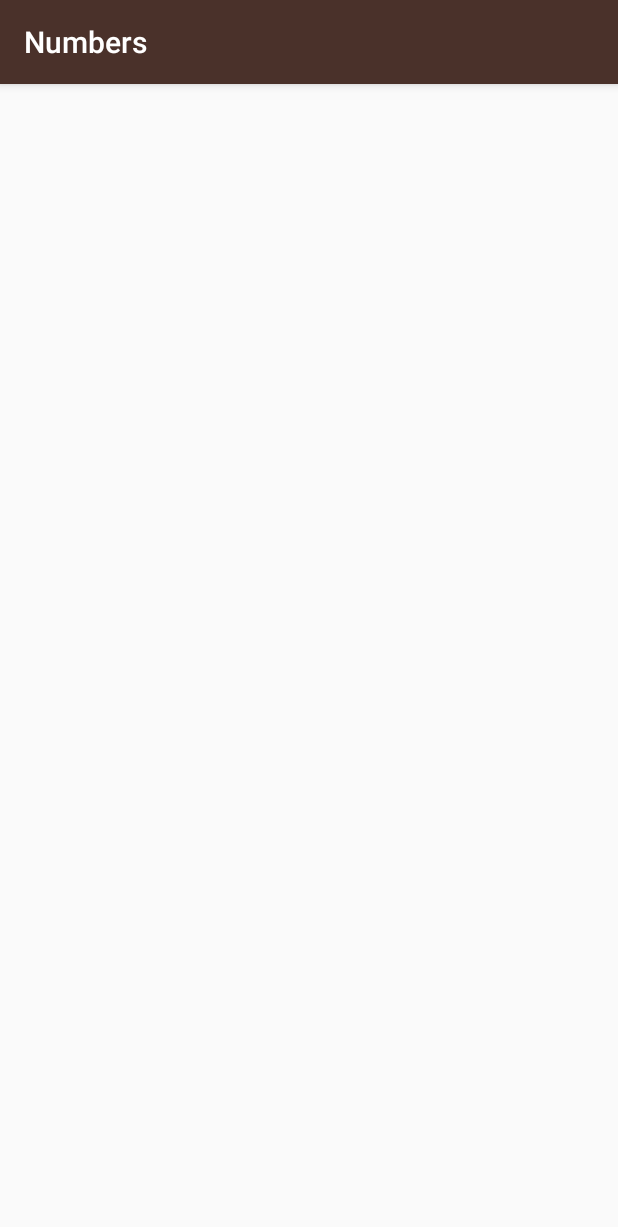
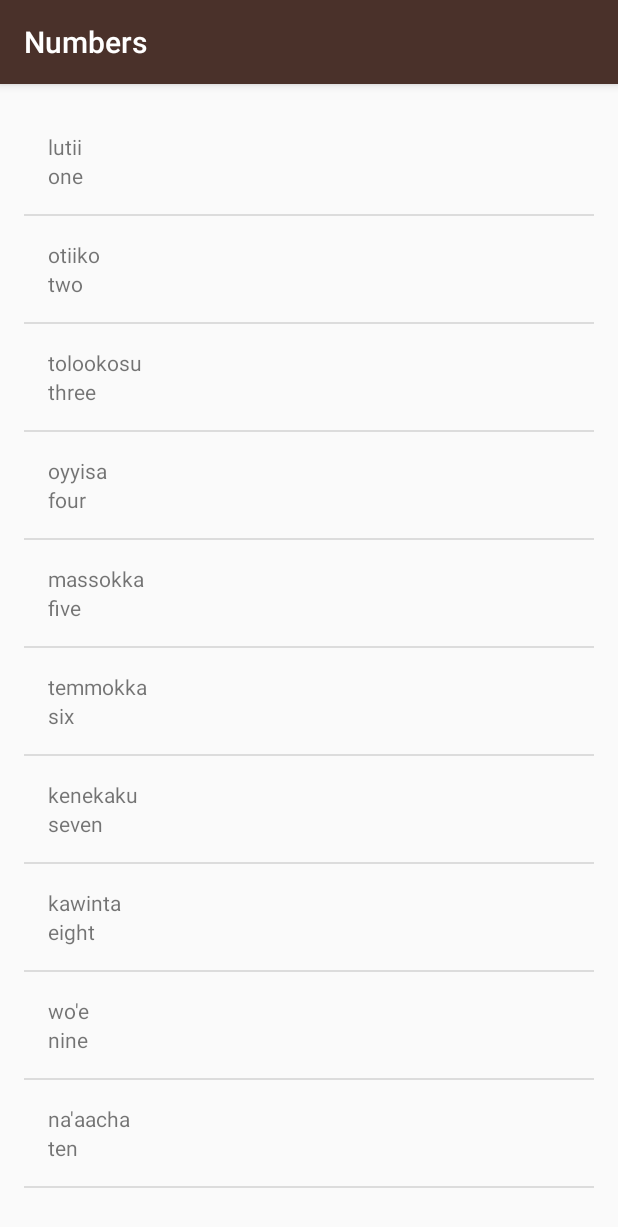
Before and after one commit to ydxb7/Miwok, an Android app: the NumbersActivity screen opened directly, with no data from a screen before it, on a phone screen of 412 x 824 dp. Shown: the top 1227 px of the screen. Run offline under Robolectric (Android 15) with nearby library versions, the phone set to English and light mode, and no system bars.

Commit message:
自定义ArrayAdapter

```diff
--- a/app/src/main/java/ai/tomorrow/miwok/NumbersActivity.java
+++ b/app/src/main/java/ai/tomorrow/miwok/NumbersActivity.java
@@ -2,6 +2,13 @@ package ai.tomorrow.miwok;
 
 import android.support.v7.app.AppCompatActivity;
 import android.os.Bundle;
+import android.util.Log;
+import android.widget.ArrayAdapter;
+import android.widget.LinearLayout;
+import android.widget.ListView;
+import android.widget.TextView;
+
+import java.util.ArrayList;
 
 public class NumbersActivity extends AppCompatActivity {
 
@@ -9,5 +16,26 @@ public class NumbersActivity extends AppCompatActivity {
     protected void onCreate(Bundle savedInstanceState) {
         super.onCreate(savedInstanceState);
         setContentView(R.layout.activity_numbers);
+
+        ArrayList<Word> words = new ArrayList<Word>();
+        words.add(new Word("one", "lutii"));
+        words.add(new Word("two", "otiiko"));
+        words.add(new Word("three", "tolookosu"));
+        words.add(new Word("four", "oyyisa"));
+        words.add(new Word("five", "massokka"));
+        words.add(new Word("six", "temmokka"));
+        words.add(new Word("seven", "kenekaku"));
+        words.add(new Word("eight", "kawinta"));
+        words.add(new Word("nine", "wo'e"));
+        words.add(new Word("ten", "na'aacha"));
+
+        WordAdapter itemsAdapter = new WordAdapter(this, R.layout.list_item, words);
+
+//        ArrayAdapter itemsAdapter = new ArrayAdapter(this, android.R.layout.simple_list_item_1, words);
+//        ArrayAdapter<Word> itemsAdapter = new ArrayAdapter<Word>(this, R.layout.list_item, words);
+        ListView listView = (ListView) findViewById(R.id.list);
+        listView.setAdapter(itemsAdapter);
+
+        Log.v("NumbersActivity", "index 2 element in words: " + words.get(2));
     }
 }
--- /dev/null
+++ b/app/src/main/java/ai/tomorrow/miwok/Word.java
@@ -0,0 +1,22 @@
+package ai.tomorrow.miwok;
+
+import android.widget.ScrollView;
+
+public class Word {
+    private String mDefault_translation;
+    private String mMiwok_translation;
+
+    public Word(String default_translation, String miwok_translation)
+    {
+        mDefault_translation = default_translation;
+        mMiwok_translation = miwok_translation;
+    }
+
+    public String getDefault_translation() {
+        return mDefault_translation;
+    }
+
+    public String getMiwok_translation(){
+        return mMiwok_translation;
+    }
+}
--- /dev/null
+++ b/app/src/main/java/ai/tomorrow/miwok/WordAdapter.java
@@ -0,0 +1,41 @@
+package ai.tomorrow.miwok;
+
+import android.content.Context;
+import android.support.v7.view.menu.ListMenuItemView;
+import android.util.Log;
+import android.view.LayoutInflater;
+import android.view.View;
+import android.view.ViewGroup;
+import android.widget.ArrayAdapter;
+import android.widget.LinearLayout;
+import android.widget.TextView;
+import ai.tomorrow.miwok.Word;
+
+import java.io.File;
+import java.util.ArrayList;
+
+public class WordAdapter extends ArrayAdapter {
+
+    public WordAdapter(Context context, int resource, ArrayList<Word> objects){
+        super(context, 0, objects);
+    }
+
+    @Override
+    public View getView(int position, View convertView, ViewGroup parent) {
+        View listItemView = convertView;
+
+        if(listItemView == null) {
+            listItemView = LayoutInflater.from(getContext()).inflate(R.layout.list_item, parent, false);
+        }
+
+        Word currentWordItem = (Word) getItem(position);
+
+        TextView miwok_text_view = (TextView) listItemView.findViewById(R.id.miwok_text_view);
+        miwok_text_view.setText(currentWordItem.getMiwok_translation());
+
+        TextView default_text_view = (TextView) listItemView.findViewById(R.id.default_text_view);
+        default_text_view.setText(currentWordItem.getDefault_translation());
+
+        return listItemView;
+    }
+}
--- a/app/src/main/res/layout/activity_numbers.xml
+++ b/app/src/main/res/layout/activity_numbers.xml
@@ -1,9 +1,13 @@
 <?xml version="1.0" encoding="utf-8"?>
-<android.support.constraint.ConstraintLayout xmlns:android="http://schemas.android.com/apk/res/android"
-    xmlns:app="http://schemas.android.com/apk/res-auto"
+<ListView
+    xmlns:android="http://schemas.android.com/apk/res/android"
     xmlns:tools="http://schemas.android.com/tools"
+    android:id="@+id/list"
+    android:orientation="vertical"
     android:layout_width="match_parent"
     android:layout_height="match_parent"
-    tools:context=".NumbersActivity">
-
-</android.support.constraint.ConstraintLayout>
+    android:paddingBottom="@dimen/activity_vertical_margin"
+    android:paddingLeft="@dimen/activity_horizontal_margin"
+    android:paddingRight="@dimen/activity_horizontal_margin"
+    android:paddingTop="@dimen/activity_vertical_margin"
+    tools:context="ai.tomorrow.miwok.NumbersActivity"/>
--- /dev/null
+++ b/app/src/main/res/layout/list_item.xml
@@ -0,0 +1,19 @@
+<?xml version="1.0" encoding="utf-8"?>
+<LinearLayout xmlns:android="http://schemas.android.com/apk/res/android"
+    xmlns:tools="http://schemas.android.com/tools"
+    android:orientation="vertical" android:layout_width="match_parent"
+    android:layout_height="match_parent"
+    android:padding="16dp">
+
+    <TextView
+        android:layout_width="match_parent"
+        android:layout_height="wrap_content"
+        android:id="@+id/miwok_text_view"
+        tools:text="lutti"/>
+
+    <TextView
+        android:layout_width="match_parent"
+        android:layout_height="wrap_content"
+        android:id="@+id/default_text_view"
+        tools:text="one"/>
+</LinearLayout>
```
